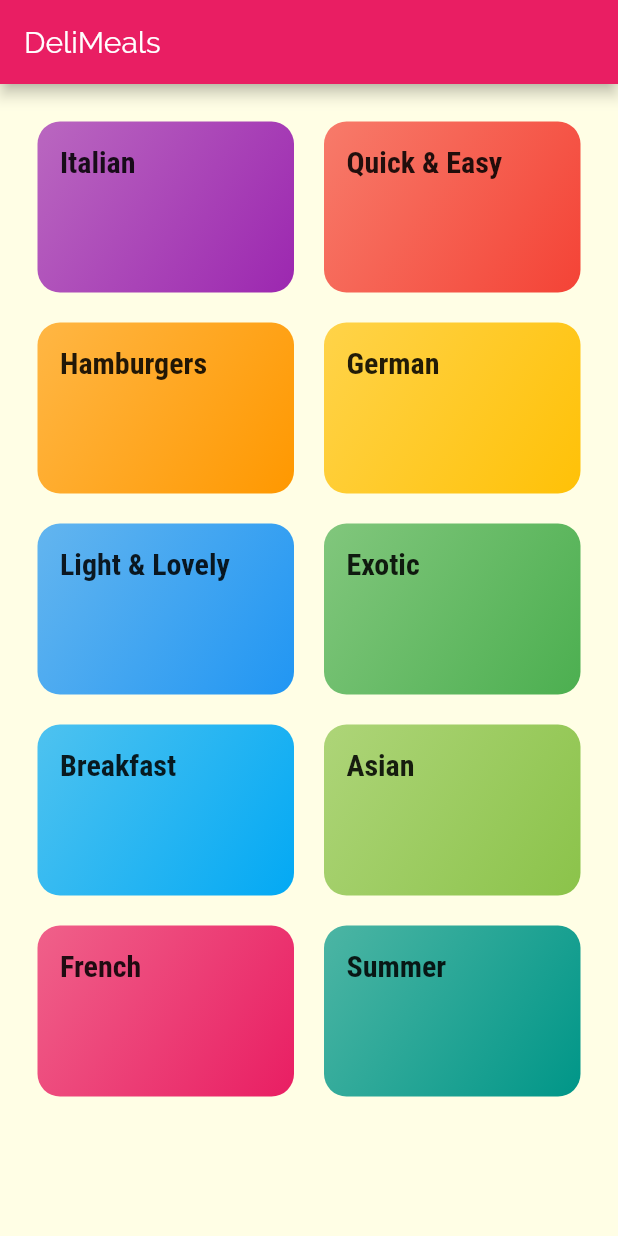
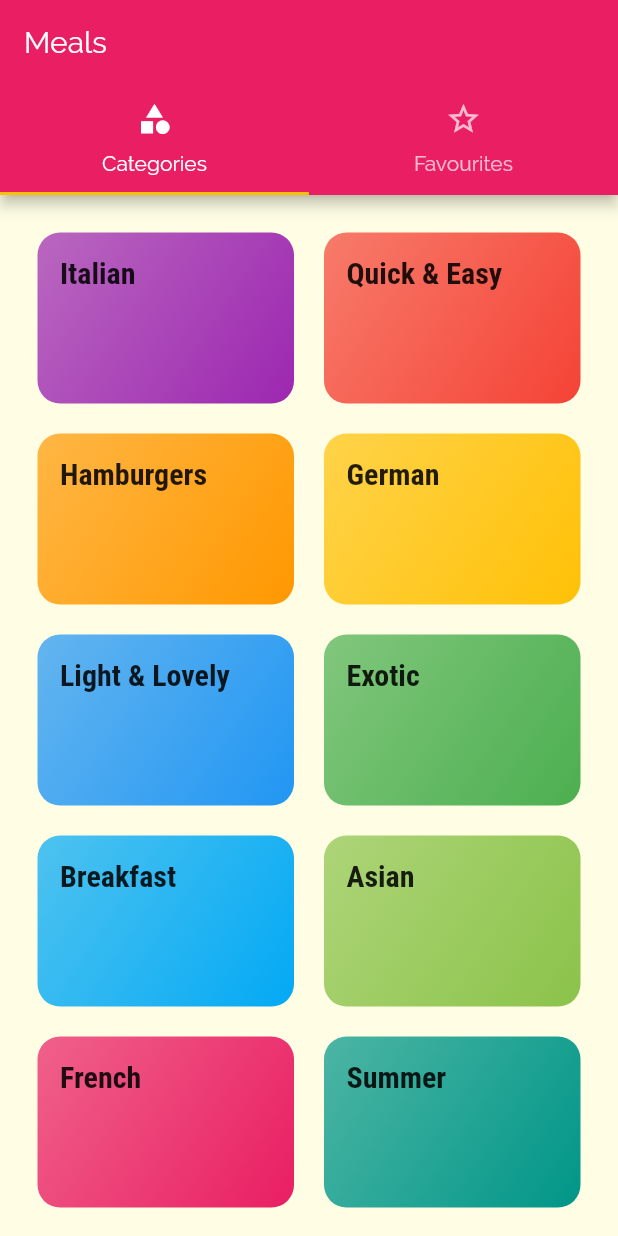
Before and after one commit to MedhatMohamed5/meals, a Flutter app: the screen it shows after launch, on a phone screen of 412 x 824 dp. Run offline on Flutter 3.47's test engine with Material 2 defaults, Android fonts, the phone set to English and light mode, and no system bars.

Commit message:
Adding TabBar, Styling meal details Till Lesson 171

```diff
--- a/lib/main.dart
+++ b/lib/main.dart
@@ -1,4 +1,5 @@
 import 'package:flutter/material.dart';
+import './screens/tabs_screen.dart';
 import './screens/meal_detail_screen.dart';
 import './screens/category_meals_screen.dart';
 import './screens/categories_screen.dart';
@@ -35,9 +36,9 @@ class MyApp extends StatelessWidget {
       // home: CategoriesScreen(),
       initialRoute: '/',
       routes: {
-        '/': (ctx) => CategoriesScreen(),
+        '/': (ctx) => TabsScreen(),
         CategoryMealsScreen.routeName: (ctx) => CategoryMealsScreen(),
-        // MealDetailScreen.routeName: (ctx) => MealDetailScreen(),
+        MealDetailScreen.routeName: (ctx) => MealDetailScreen(),
       },
       // onGenerateRoute: (settings) {
       // print(settings.arguments);
--- a/lib/screens/categories_screen.dart
+++ b/lib/screens/categories_screen.dart
@@ -8,11 +8,7 @@ class CategoriesScreen extends StatelessWidget {
 
   @override
   Widget build(BuildContext context) {
-    return Scaffold(
-      appBar: AppBar(
-        title: const Text('DeliMeals'),
-      ),
-      body: GridView(
+    return GridView(
       padding: const EdgeInsets.all(25),
       children: DUMMY_CATEGORIES
           .map(
@@ -27,7 +23,6 @@ class CategoriesScreen extends StatelessWidget {
         crossAxisSpacing: 20,
         mainAxisSpacing: 20,
       ),
-      ),
     );
   }
 }
--- /dev/null
+++ b/lib/screens/tabs_screen.dart
@@ -0,0 +1,46 @@
+import 'package:flutter/material.dart';
+import './favorites_screen.dart';
+import './categories_screen.dart';
+
+class TabsScreen extends StatefulWidget {
+  TabsScreen({Key key}) : super(key: key);
+
+  @override
+  _TabsScreenState createState() => _TabsScreenState();
+}
+
+class _TabsScreenState extends State<TabsScreen> {
+  @override
+  Widget build(BuildContext context) {
+    return DefaultTabController(
+      length: 2,
+      child: Scaffold(
+        appBar: AppBar(
+          title: Text(
+            'Meals',
+          ),
+          bottom: TabBar(
+            tabs: [
+              Tab(
+                icon: Icon(
+                  Icons.category,
+                ),
+                text: 'Categories',
+              ),
+              Tab(
+                icon: Icon(
+                  Icons.star_border,
+                ),
+                text: 'Favourites',
+              ),
+            ],
+          ),
+        ),
+        body: TabBarView(children: [
+          CategoriesScreen(),
+          FavoritesScreen(),
+        ]),
+      ),
+    );
+  }
+}
```
Also changed, not shown: lib/screens/favorites_screen.dart (added, +14 -0 lines), lib/screens/meal_detail_screen.dart (+87 -4 lines). Lines whose indentation alone changed are shown as unchanged.
